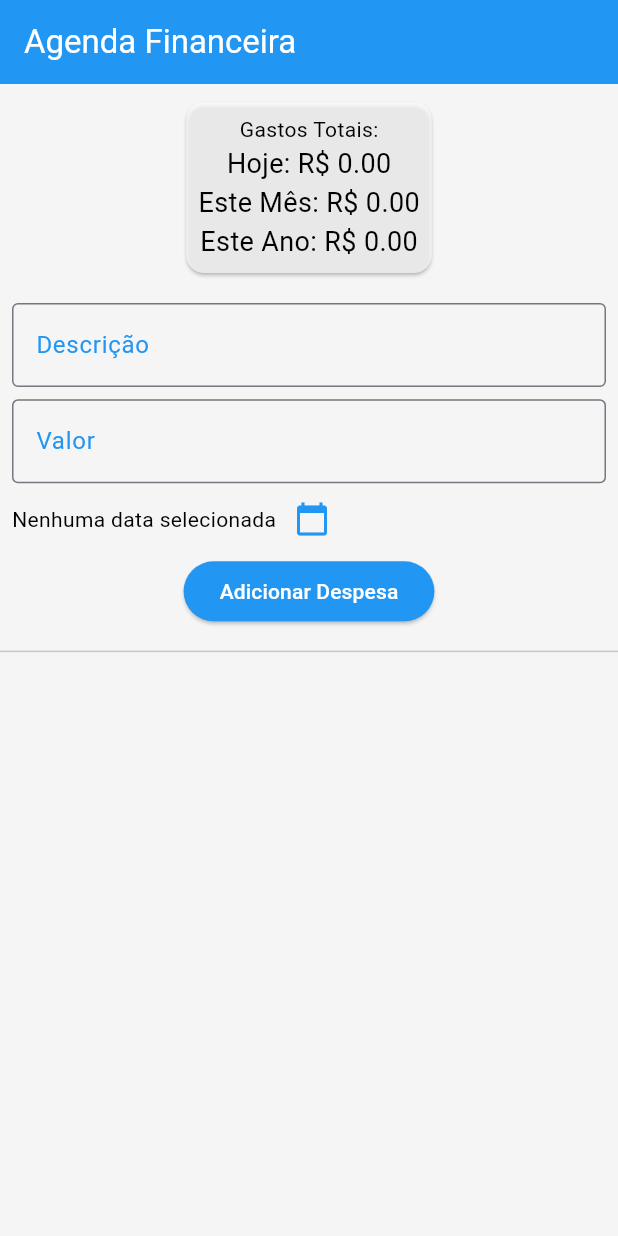
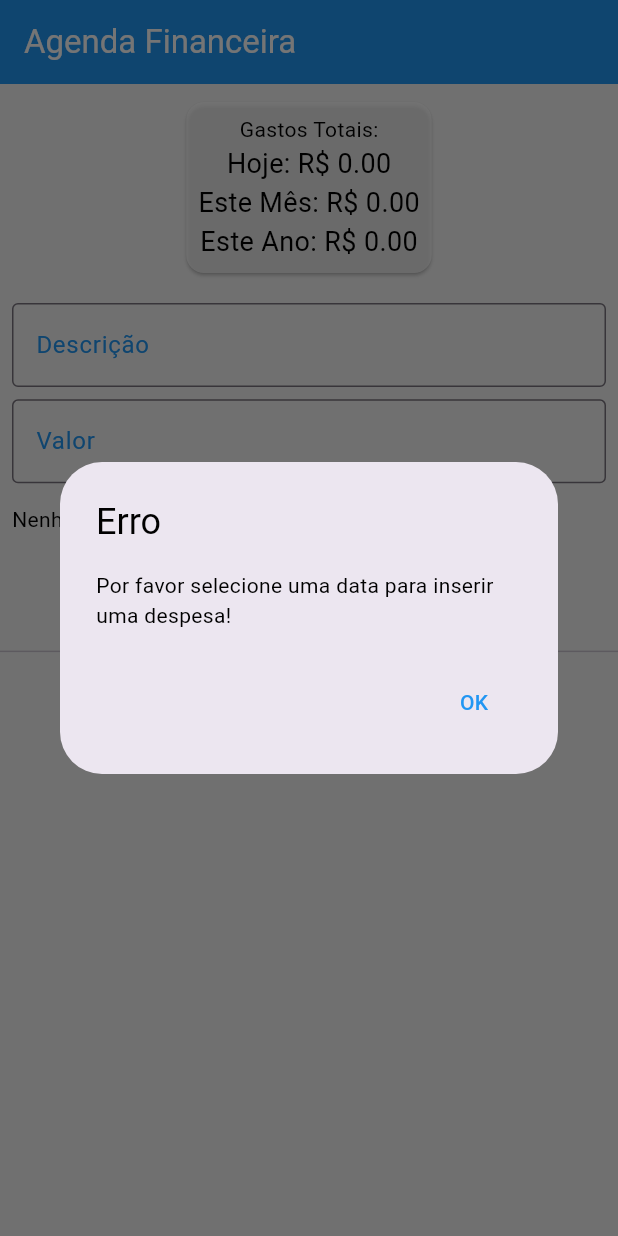
Before and after one commit to josecodigos/Prova-Desenvolvimento-Mobile, a Flutter app: the screen it shows after launch, after a tap on "Adicionar Despesa", on a phone screen of 412 x 824 dp. Run offline on Flutter 3.47's test engine with Material 3 defaults, Android fonts, the phone set to English and light mode, and no system bars.

Commit message:
adição de uma função que mostra um erro em um popup e verificação na data

```diff
--- a/app_despesas/lib/main.dart
+++ b/app_despesas/lib/main.dart
@@ -78,9 +78,42 @@ class _HomeScreenState extends State<HomeScreen> { //Widget para HomeScreen stat
     }
   }
 
+  Future<void> _mostrarErro(String mensagem) async { //Função que mostra um erro em um popup, tentei deixar ele mais em aberto pra se precisar usar em outro lugar
+    return showDialog<void>(
+      context: context,
+      barrierDismissible: false,
+      builder: (BuildContext context) {
+        return AlertDialog(
+          title: Text('Erro', style: TextStyle(color: textColor)),
+          content: SingleChildScrollView(
+            child: ListBody(
+              children: <Widget>[
+                Text(mensagem, style: TextStyle(color: textColor)),
+              ],
+            ),
+          ),
+          actions: <Widget>[
+            TextButton(
+              child: Text('OK', style: TextStyle(color: primaryColor)),
+              onPressed: () {
+                Navigator.of(context).pop();
+              },
+            ),
+          ],
+        );
+      },
+    );
+  }
+
+
   void _adicionarDespesa() { //função pra receber uma despesa e adicionar ela na lista
     String descricao = _descricaoController.text;
     double? valor = double.tryParse(_valorController.text);
+
+    if (_dataSelecionada == null){ //aqui ele verifica se a data foi selecionada e mostra um erro se não for
+      _mostrarErro("Por favor selecione uma data para inserir uma despesa!");
+      return;
+    }
 
     if (descricao.isNotEmpty && valor != null && _dataSelecionada != null) {
       setState(() {
```
